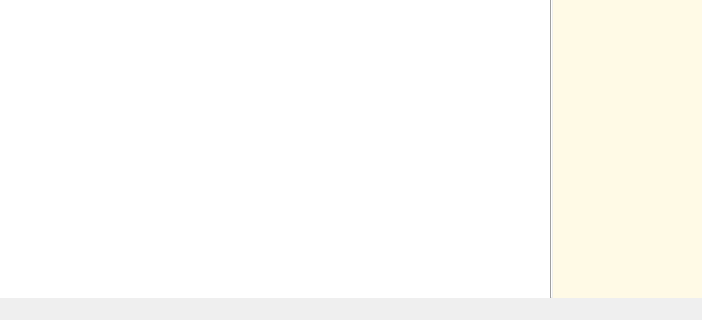
ankitects/anki, file designer/main.ui: the form before one commit; both pictures show x 0 to 702 and y 328 to 648 of the 827 by 648 pixel window.
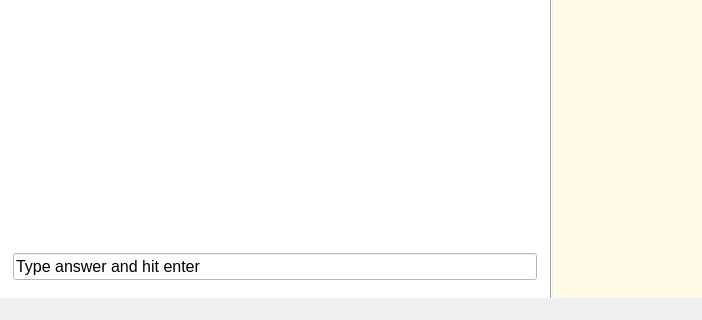
The form after the commit. The open tabs and pages were chosen to show the change. Icons and pictures are not drawn.

Commit message: type in answer support, accept ret from study options

```diff
--- a/designer/main.ui
+++ b/designer/main.ui
@@ -704,6 +704,46 @@
           </layout>
          </widget>
          <widget class="QWidget" name="page5" >
+          <property name="geometry" >
+           <rect>
+            <x>0</x>
+            <y>0</y>
+            <width>542</width>
+            <height>49</height>
+           </rect>
+          </property>
+          <layout class="QVBoxLayout" name="verticalLayout_7" >
+           <item>
+            <spacer name="verticalSpacer_6" >
+             <property name="orientation" >
+              <enum>Qt::Vertical</enum>
+             </property>
+             <property name="sizeType" >
+              <enum>QSizePolicy::Minimum</enum>
+             </property>
+             <property name="sizeHint" stdset="0" >
+              <size>
+               <width>20</width>
+               <height>2</height>
+              </size>
+             </property>
+            </spacer>
+           </item>
+           <item>
+            <widget class="QLineEdit" name="typeAnswerField" >
+             <property name="font" >
+              <font>
+               <pointsize>12</pointsize>
+              </font>
+             </property>
+             <property name="text" >
+              <string>Type answer and hit enter</string>
+             </property>
+            </widget>
+           </item>
+          </layout>
+         </widget>
+         <widget class="QWidget" name="page" >
           <property name="geometry" >
            <rect>
             <x>0</x>
```
Left out of the diff: 4 changed lines with no effect on the pictures. The commit also changes 4 other files.
